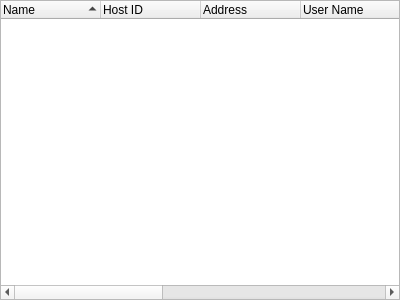
Old version of the form source/client/ui/hosts/router_group_widget.ui in the repository dchapyshev/aspia.
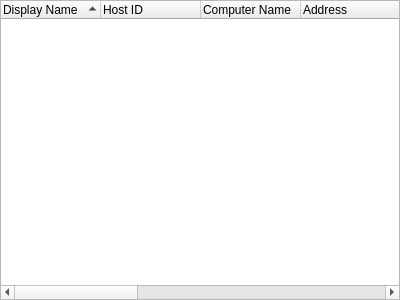
New version of the form.

```diff
--- a/source/client/ui/hosts/router_group_widget.ui
+++ b/source/client/ui/hosts/router_group_widget.ui
@@ -38,11 +38,11 @@
       <bool>true</bool>
      </property>
      <property name="columnCount">
-      <number>10</number>
+      <number>12</number>
      </property>
      <column>
       <property name="text">
-       <string>Name</string>
+       <string>Display Name</string>
       </property>
      </column>
      <column>
@@ -50,6 +50,11 @@
        <string>Host ID</string>
       </property>
      </column>
+     <column>
+      <property name="text">
+       <string>Computer Name</string>
+      </property>
+     </column>
      <column>
       <property name="text">
        <string>Address</string>
@@ -85,6 +90,11 @@
        <string>Last Connect</string>
       </property>
      </column>
+     <column>
+      <property name="text">
+       <string>Last Modify</string>
+      </property>
+     </column>
      <column>
       <property name="text">
        <string>Status</string>
```
